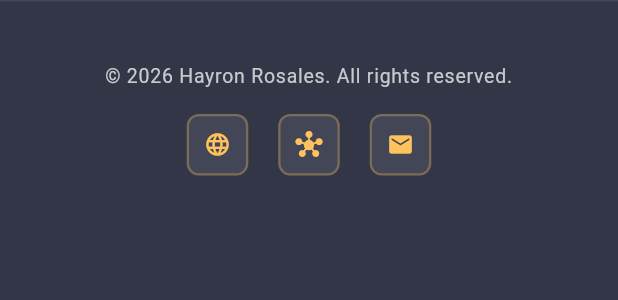
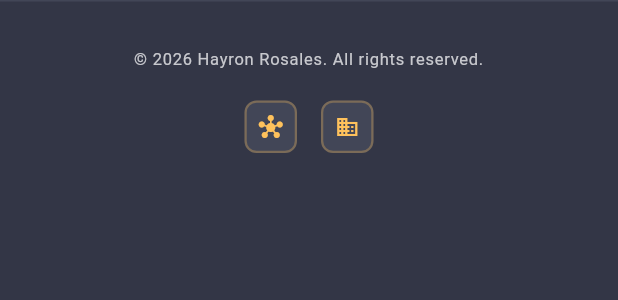
Before and after one commit to HaxRoss777/haxross-portafolio, a Flutter app: the FooterWidget widget shown alone on an empty page, opened directly, on a phone screen of 412 x 824 dp. Shown: the top 300 px of the screen. Run offline on Flutter 3.47's test engine with Material 3 defaults, Android fonts, the phone set to English and light mode, and no system bars.

Commit message:
Agregar botones de GitHub y LinkedIn en footer

```diff
--- a/lib/widgets/footer_widget.dart
+++ b/lib/widgets/footer_widget.dart
@@ -1,13 +1,46 @@
 import 'package:flutter/material.dart';
 import 'package:portafolio_app/constants/colors.dart';
+import 'package:url_launcher/url_launcher.dart';
 
-class FooterWidget extends StatelessWidget {
+class FooterWidget extends StatefulWidget {
   const FooterWidget({super.key});
 
   @override
+  State<FooterWidget> createState() => _FooterWidgetState();
+}
+
+class _FooterWidgetState extends State<FooterWidget> {
+  final Map<String, bool> _hoverState = {};
+
+  Future<void> _launchURL(String url) async {
+    if (url.isEmpty) {
+      ScaffoldMessenger.of(context).showSnackBar(
+        const SnackBar(content: Text('URL no disponible')),
+      );
+      return;
+    }
+    final Uri uri = Uri.parse(url);
+    if (await canLaunchUrl(uri)) {
+      await launchUrl(uri, mode: LaunchMode.externalApplication);
+    } else {
+      if (mounted) {
+        ScaffoldMessenger.of(context).showSnackBar(
+          const SnackBar(content: Text('No se pudo abrir el enlace')),
+        );
+      }
+    }
+  }
+
+  @override
   Widget build(BuildContext context) {
+    final screenWidth = MediaQuery.of(context).size.width;
+    final isMobile = screenWidth < 768;
+
     return Container(
-      padding: const EdgeInsets.symmetric(vertical: 40, horizontal: 20),
+      padding: EdgeInsets.symmetric(
+        vertical: isMobile ? 30 : 40,
+        horizontal: isMobile ? 16 : 20,
+      ),
       width: double.maxFinite,
       decoration: BoxDecoration(
         color: CustomColor.bgLight1,
@@ -23,21 +56,31 @@
           Text(
             '© 2026 Hayron Rosales. All rights reserved.',
             style: TextStyle(
-              fontSize: 13,
+              fontSize: isMobile ? 11 : 13,
               color: CustomColor.whiteSecondary,
               letterSpacing: 0.5,
             ),
             textAlign: TextAlign.center,
           ),
-          const SizedBox(height: 16),
+          const SizedBox(height: 20),
           Row(
             mainAxisAlignment: MainAxisAlignment.center,
             children: [
-              _buildSocialIcon(Icons.language, 'Portfolio', 'https://portfolio.com'),
-              const SizedBox(width: 20),
-              _buildSocialIcon(Icons.hub, 'GitHub', 'https://github.com'),
-              const SizedBox(width: 20),
-              _buildSocialIcon(Icons.mail, 'Email', 'mailto:email@example.com'),
+              _buildSocialButton(
+                'github',
+                Icons.hub,
+                'GitHub',
+                'https://github.com/HaxRoss777',
+                isMobile,
+              ),
+              SizedBox(width: isMobile ? 16 : 20),
+              _buildSocialButton(
+                'linkedin',
+                Icons.business,
+                'LinkedIn',
+                'https://www.linkedin.com/in/hax-ross',
+                isMobile,
+              ),
             ],
           ),
         ],
@@ -45,25 +88,57 @@
     );
   }
 
-  Widget _buildSocialIcon(IconData icon, String label, String url) {
+  Widget _buildSocialButton(
+    String key,
+    IconData icon,
+    String label,
+    String url,
+    bool isMobile,
+  ) {
+    _hoverState.putIfAbsent(key, () => false);
+
     return Tooltip(
       message: label,
       child: MouseRegion(
         cursor: SystemMouseCursors.click,
-        child: Container(
-          padding: const EdgeInsets.all(10),
+        onEnter: (_) {
+          setState(() {
+            _hoverState[key] = true;
+          });
+        },
+        onExit: (_) {
+          setState(() {
+            _hoverState[key] = false;
+          });
+        },
+        child: GestureDetector(
+          onTap: () => _launchURL(url),
+          child: AnimatedContainer(
+            duration: const Duration(milliseconds: 300),
+            padding: EdgeInsets.all(isMobile ? 8 : 10),
             decoration: BoxDecoration(
               color: CustomColor.bgLight2,
               borderRadius: BorderRadius.circular(8),
               border: Border.all(
-              color: CustomColor.yellowSecondary.withOpacity(0.3),
-              width: 1.5,
+                color: _hoverState[key] ?? false
+                    ? CustomColor.yellowSecondary
+                    : CustomColor.yellowSecondary.withValues(alpha: 0.3),
+                width: _hoverState[key] ?? false ? 2 : 1.5,
               ),
+              boxShadow: [
+                if (_hoverState[key] ?? false)
+                  BoxShadow(
+                    color: CustomColor.yellowSecondary.withValues(alpha: 0.3),
+                    blurRadius: 12,
+                    offset: const Offset(0, 0),
+                  ),
+              ],
             ),
             child: Icon(
               icon,
               color: CustomColor.yellowSecondary,
-            size: 18,
+              size: isMobile ? 16 : 18,
+            ),
           ),
         ),
       ),
```
Also changed, not shown: lib/utils/project_utils.dart (+6 -6 lines). Lines whose indentation alone changed are shown as unchanged.
